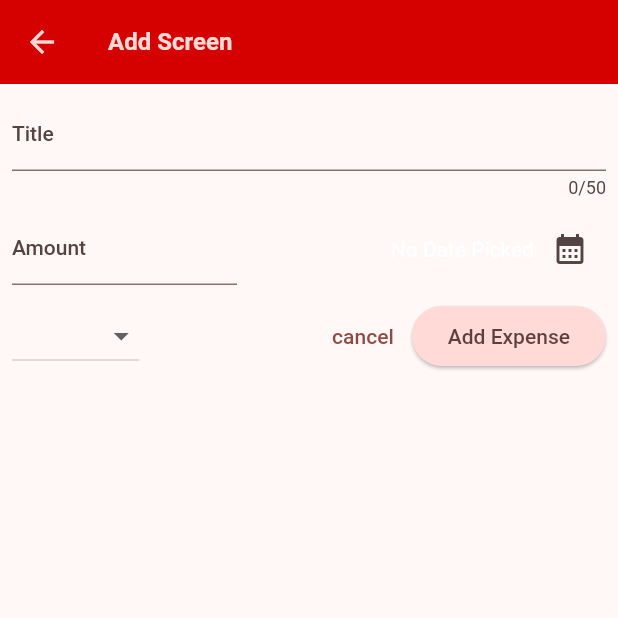
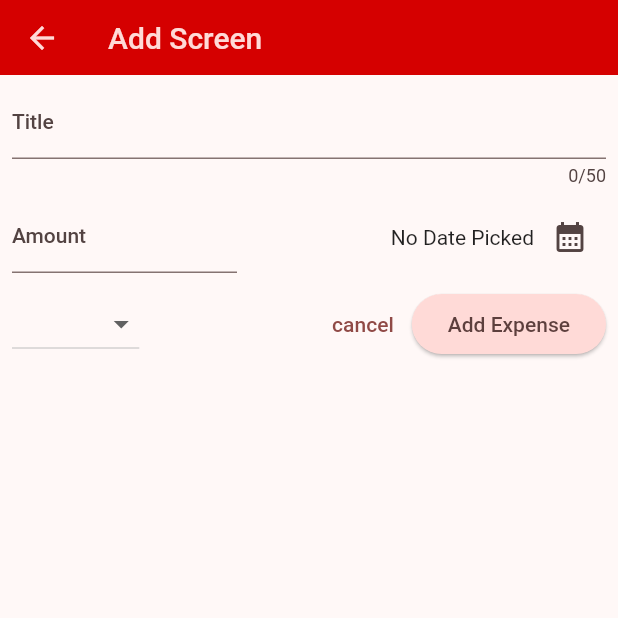
Before and after one commit to divyansh1583/Expense-App, a Flutter app: the screen it shows after launch, after a tap on the "add" icon, on a phone screen of 412 x 824 dp, the top half of it. Run offline on Flutter 3.47's test engine with Material 2 defaults, Android fonts, the phone set to English and light mode, and no system bars.

Commit message:
First Commit

```diff
--- a/lib/main.dart
+++ b/lib/main.dart
@@ -1,11 +1,17 @@
 import 'package:expense_app/screen/home_screen.dart';
 import 'package:flutter/material.dart';
+// import 'package:flutter/services.dart';
 
 var kColorScheme = ColorScheme.fromSeed(seedColor: Colors.redAccent);
 void main() {
+  // WidgetsFlutterBinding.ensureInitialized();
+  // SystemChrome.setPreferredOrientations([
+  //   DeviceOrientation.portraitUp,
+  // ]).then((value) {
   runApp(
     const MyApp(),
   );
+  // s
 }
 
 class MyApp extends StatelessWidget {
@@ -72,14 +78,14 @@ class MyApp extends StatelessWidget {
             foregroundColor: kColorScheme.onSecondaryContainer,
           ),
         ),
-        textTheme: TextTheme(
-          titleLarge: TextStyle(
-            fontSize: 16,
-            color: kColorScheme.onPrimaryContainer,
-            fontWeight: FontWeight.bold,
-          ),
-          // titleSmall: TextStyle(color: Colors.black),
-        ),
+        // textTheme: TextTheme(
+        //   titleLarge: TextStyle(
+        //     fontSize: 16,
+        //     color: kColorScheme.onPrimaryContainer,
+        //     fontWeight: FontWeight.bold,
+        //   ),
+        //   // titleSmall: TextStyle(color: Colors.black),
+        // ),
       ),
       home: const HomeScreen(),
     );
--- a/lib/screen/add_screen.dart
+++ b/lib/screen/add_screen.dart
@@ -1,26 +1,33 @@
 import 'package:expense_app/model/expense_model.dart';
-import 'package:expense_app/widegts/add_expense.dart';
+// import 'package:expense_app/widegts/add_expense.dart';
 import 'package:flutter/material.dart';
+
+import '../widegts/add_expense.dart';
+
 //no need of this if modal is added
-class AddExpense extends StatefulWidget {
-  const AddExpense({Key? key, required this.addExpense}) : super(key: key);
+class AddScreen extends StatefulWidget {
+  const AddScreen({Key? key, required this.addExpense}) : super(key: key);
   final void Function(ExpenseModel) addExpense;
 
   @override
-  State<AddExpense> createState() => _AddExpenseState();
+  State<AddScreen> createState() => _AddScreenState();
 }
 
-class _AddExpenseState extends State<AddExpense> {
+class _AddScreenState extends State<AddScreen> {
   @override
   Widget build(BuildContext context) {
+    final keyboardSpace = MediaQuery.of(context).viewInsets.bottom;
     return Scaffold(
       appBar: AppBar(
+        toolbarHeight: 50,
         title: const Text('Add Screen'),
         // backgroundColor: const Color.fromARGB(255, 55, 21, 114),
       ),
-      body: Padding(
-        padding: const EdgeInsets.symmetric(horizontal: 8.0, vertical: 10.0),
-        child: NewExpense(addExpense: widget.addExpense),
+      body: SingleChildScrollView(
+        child: Padding(
+          padding: EdgeInsets.fromLTRB(8, 8, 8, 8 + keyboardSpace),
+          child: AddExpense(addExpense: widget.addExpense),
+        ),
       ),
     );
   }
--- a/lib/screen/home_screen.dart
+++ b/lib/screen/home_screen.dart
@@ -13,18 +13,12 @@ class HomeScreen extends StatefulWidget {
 
 class _HomeScreenState extends State<HomeScreen> {
   List<ExpenseModel> expenseList = [
-    // ExpenseModel(
-    //   title: "Udemy Courses",
-    //   amount: 998,
-    //   date: DateTime.now(),
-    //   category: CategoryExpense.work,
-    // ),
-    // ExpenseModel(
-    //   title: "Goa Trip",
-    //   amount: 20000,
-    //   date: DateTime.now(),
-    //   category: CategoryExpense.travel,
-    // ),
+    ExpenseModel(
+      title: "Udemy Courses",
+      amount: 998,
+      date: DateTime.now(),
+      category: CategoryExpense.work,
+    ),
   ];
 
   void addExpense(ExpenseModel value) {
@@ -55,10 +49,12 @@ class _HomeScreenState extends State<HomeScreen> {
 
   @override
   Widget build(BuildContext context) {
+    var width = MediaQuery.of(context).size.width;
+    // print(MediaQuery.of(context).size.height);
     Widget mainContent = expenseList.isEmpty
         ? const Center(
             child: Text(
-            'No expense was found! Try adding a new one.',
+            'No expense was found Try adding a new one.',
             // style: TextStyle(color: Colors.white.withOpacity(0.5)),
           ))
         : ExpensesList(
@@ -75,23 +71,36 @@ class _HomeScreenState extends State<HomeScreen> {
               tooltip: 'Add Expense',
               //Add modal sheet here by directly calling new expense here
               onPressed: () {
+                // showModalBottomSheet(
+                //     useSafeArea: true,
+                //     isScrollControlled: true,
+                //     context: context,
+                //     builder: (context) => AddScreen(addExpense: addExpense));
                 Navigator.push(
                   context,
                   MaterialPageRoute(
-                    builder: (context) => AddExpense(addExpense: addExpense)),
+                      builder: (context) => AddScreen(addExpense: addExpense)),
                 );
               },
             ),
           ],
         ),
-      body: Column(
+        body: width < 600
+            ? Column(
                 children: [
                   Chart(expenses: expenseList),
                   Expanded(
                     child: mainContent,
                   ),
                 ],
+              )
+            : Row(
+                children: [
+                  Expanded(child: Chart(expenses: expenseList)),
+                  Expanded(
+                    child: mainContent,
                   ),
-    );
+                ],
+              ));
   }
 }
--- a/lib/widegts/add_expense.dart
+++ b/lib/widegts/add_expense.dart
@@ -5,14 +5,14 @@ import 'package:intl/intl.dart';
 
 final formatter = DateFormat('DD/MM/yyyy');
 
-class NewExpense extends StatefulWidget {
-  const NewExpense({super.key, required this.addExpense});
+class AddExpense extends StatefulWidget {
+  const AddExpense({super.key, required this.addExpense});
   final void Function(ExpenseModel) addExpense;
   @override
-  State<NewExpense> createState() => _NewExpenseState();
+  State<AddExpense> createState() => _AddExpenseState();
 }
 
-class _NewExpenseState extends State<NewExpense> {
+class _AddExpenseState extends State<AddExpense> {
   final _titleController = TextEditingController();
   final _amountController = TextEditingController();
   DateTime? _selectedDate;
--- a/lib/widegts/add_screen_widegts.dart
+++ b/lib/widegts/add_screen_widegts.dart
@@ -25,7 +25,7 @@ class _Column1State extends State<Column1> {
         });
       },
       decoration: const InputDecoration(
-        labelText: "Title",
+        labelText: "Title Changed",
       ),
     );
   }
--- a/lib/widegts/charts/chart.dart
+++ b/lib/widegts/charts/chart.dart
@@ -51,8 +51,8 @@ class Chart extends StatelessWidget {
         borderRadius: BorderRadius.circular(8),
         gradient: LinearGradient(
           colors: [
-            Theme.of(context).colorScheme.primary.withOpacity(0.5),
-            Theme.of(context).colorScheme.primary.withOpacity(0.2)
+            Theme.of(context).colorScheme.primary.withOpacity(0.7),
+            Theme.of(context).colorScheme.primary.withOpacity(0.3)
           ],
           begin: Alignment.bottomCenter,
           end: Alignment.topCenter,
--- a/lib/widegts/expense_cards.dart
+++ b/lib/widegts/expense_cards.dart
@@ -19,10 +19,19 @@ class ExpensesList extends StatelessWidget {
           background: Card(
             color: kColorScheme.error,
             margin: Theme.of(context).cardTheme.margin,
+            child: const Row(
+              children: [
+                SizedBox(width: 14),
+                Icon(Icons.delete_outline),
+                Spacer(),
+                Icon(Icons.delete_outline),
+                SizedBox(width: 14)
+              ],
+            ),
           ),
           key: ValueKey(expenseList[index]),
           onDismissed: (direction) => ondeleteExpense(expenseList[index]),
-          //Adding card to giveCard type styling provided by flutter
+          //Adding card to give it aCard type styling provided by flutter
           child: Card(
             child: Padding(
               padding: const EdgeInsets.symmetric(
@@ -55,23 +64,6 @@ class ExpensesList extends StatelessWidget {
             ),
           ),
         );
-        // child: ListTile(
-        //   title: Text(expenseList[index].title),
-        //   subtitle: Text('₹ ${expenseList[index].amount.toString()}'),
-        //   trailing: SizedBox(
-        //     width: 110,
-        //     child: Row(
-        //       children: [
-        //         categoryIcons[expenseList[index].category]!,
-        //         const SizedBox(width: 5),
-        //         Text(formatter.format(expenseList[index].date)),
-        //       ],
-        //     ),
-        //   ),
-        //   tileColor: Colors.purple[100],
-        // ),
-        // Text(expenseList[index].title);
-        // );
       },
     );
   }
```
Also changed, not shown: 2 other files. Lines whose indentation alone changed are shown as unchanged.
